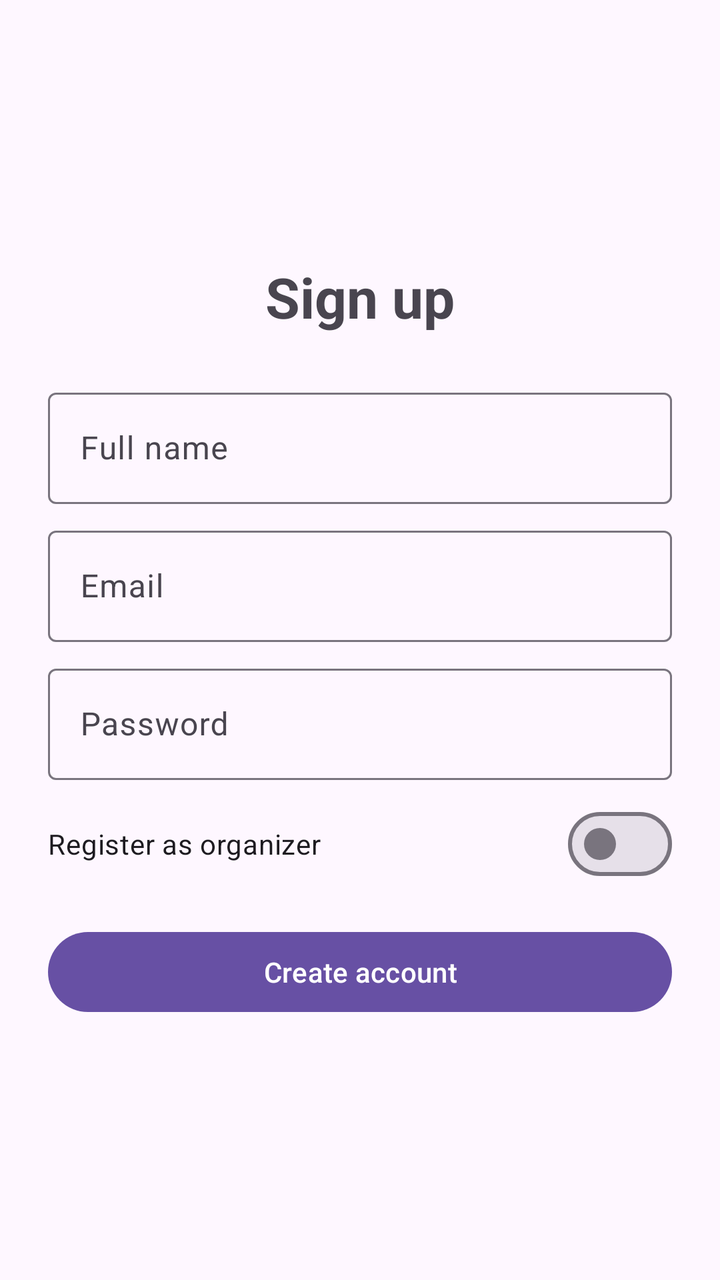
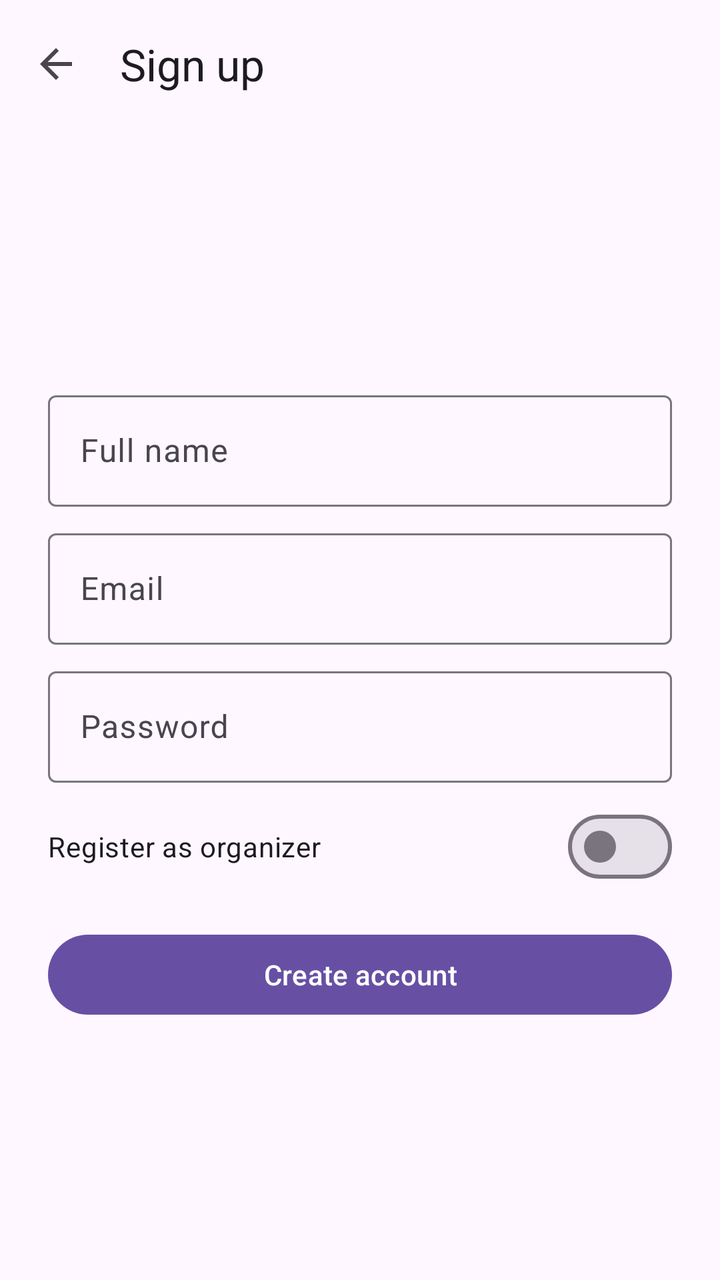

An Android layout rendered at two revisions. The XML below is the earlier revision; the diff shows what the commit changed to produce the second picture.
<!-- AndroidManifest.xml: application theme Theme.Ticketree -->
<!-- res/layout/activity_sign_up.xml -->
<?xml version="1.0" encoding="utf-8"?>
<LinearLayout xmlns:android="http://schemas.android.com/apk/res/android"
    android:layout_width="match_parent"
    android:layout_height="match_parent"
    android:fitsSystemWindows="true"
    android:gravity="center"
    android:orientation="vertical"
    android:padding="24dp">

    <com.google.android.material.textview.MaterialTextView
        android:layout_width="wrap_content"
        android:layout_height="wrap_content"
        android:layout_marginBottom="24dp"
        android:text="Sign up"
        android:textSize="28sp"
        android:textStyle="bold" />

    <com.google.android.material.textfield.TextInputLayout
        style="@style/Widget.Material3.TextInputLayout.OutlinedBox"
        android:layout_width="match_parent"
        android:layout_height="wrap_content"
        android:hint="Full name">

        <com.google.android.material.textfield.TextInputEditText
            android:id="@+id/etName"
            android:layout_width="match_parent"
            android:layout_height="wrap_content"
            android:inputType="textPersonName" />
    </com.google.android.material.textfield.TextInputLayout>

    <com.google.android.material.textfield.TextInputLayout
        style="@style/Widget.Material3.TextInputLayout.OutlinedBox"
        android:layout_width="match_parent"
        android:layout_height="wrap_content"
        android:layout_marginTop="8dp"
        android:hint="Email">

        <com.google.android.material.textfield.TextInputEditText
            android:id="@+id/etEmail"
            android:layout_width="match_parent"
            android:layout_height="wrap_content"
            android:inputType="textEmailAddress" />
    </com.google.android.material.textfield.TextInputLayout>

    <com.google.android.material.textfield.TextInputLayout
        style="@style/Widget.Material3.TextInputLayout.OutlinedBox"
        android:layout_width="match_parent"
        android:layout_height="wrap_content"
        android:layout_marginTop="8dp"
        android:hint="Password">

        <com.google.android.material.textfield.TextInputEditText
            android:id="@+id/etPassword"
            android:layout_width="match_parent"
            android:layout_height="wrap_content"
            android:inputType="textPassword" />
    </com.google.android.material.textfield.TextInputLayout>

    <com.google.android.material.materialswitch.MaterialSwitch
        android:id="@+id/swOrganizer"
        android:layout_width="match_parent"
        android:layout_height="wrap_content"
        android:layout_marginTop="8dp"
        android:text="Register as organizer" />

    <com.google.android.material.button.MaterialButton
        android:id="@+id/btnCreate"
        android:layout_width="match_parent"
        android:layout_height="wrap_content"
        android:layout_marginTop="16dp"
        android:text="Create account" />
</LinearLayout>
<!-- resources referenced by this layout -->
<resources>
  <style name="Theme.Ticketree" parent="Base.Theme.Ticketree" />
  <style name="Base.Theme.Ticketree" parent="Theme.Material3.DayNight.NoActionBar">
          
          
      </style>
</resources>

<!-- the commit's change to res/layout/activity_sign_up.xml (unified diff, before → after) -->
@@ -1,19 +1,23 @@
 <?xml version="1.0" encoding="utf-8"?>
 <LinearLayout xmlns:android="http://schemas.android.com/apk/res/android"
+    xmlns:app="http://schemas.android.com/apk/res-auto"
     android:layout_width="match_parent"
     android:layout_height="match_parent"
     android:fitsSystemWindows="true"
+    android:orientation="vertical">
+    <com.google.android.material.appbar.MaterialToolbar
+        android:id="@+id/toolbar"
+        android:layout_width="match_parent"
+        android:layout_height="?attr/actionBarSize"
+        app:navigationIcon="@drawable/ic_back"
+        app:title="Sign up" />
+<LinearLayout xmlns:android="http://schemas.android.com/apk/res/android"
+    android:layout_width="match_parent"
+    android:layout_height="0dp"
+    android:layout_weight="1"
     android:gravity="center"
     android:orientation="vertical"
     android:padding="24dp">
-
-    <com.google.android.material.textview.MaterialTextView
-        android:layout_width="wrap_content"
-        android:layout_height="wrap_content"
-        android:layout_marginBottom="24dp"
-        android:text="Sign up"
-        android:textSize="28sp"
-        android:textStyle="bold" />
 
     <com.google.android.material.textfield.TextInputLayout
         style="@style/Widget.Material3.TextInputLayout.OutlinedBox"
@@ -70,3 +74,4 @@
         android:layout_marginTop="16dp"
         android:text="Create account" />
 </LinearLayout>
+</LinearLayout>
<!-- resource entries referenced after the edit -->
@@ -1,5 +1,16 @@
 <!-- resources referenced by this layout -->
 <resources>
+  <!-- drawable ic_back (drawable) -->
+  <vector xmlns:android="http://schemas.android.com/apk/res/android"
+      android:width="24dp"
+      android:height="24dp"
+      android:tint="?attr/colorControlNormal"
+      android:viewportWidth="24"
+      android:viewportHeight="24">
+      <path
+          android:fillColor="@android:color/white"
+          android:pathData="M20,11H7.83l5.59,-5.59L12,4l-8,8 8,8 1.41,-1.41L7.83,13H20v-2z" />
+  </vector>
   <style name="Theme.Ticketree" parent="Base.Theme.Ticketree" />
   <style name="Base.Theme.Ticketree" parent="Theme.Material3.DayNight.NoActionBar">
           
